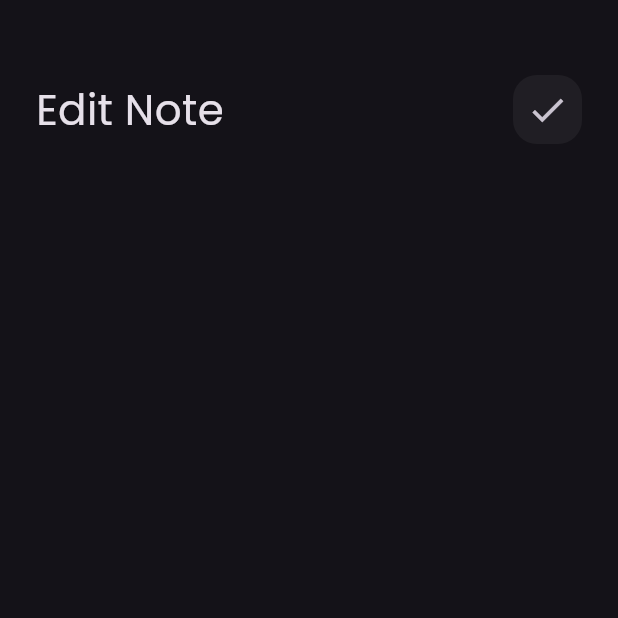
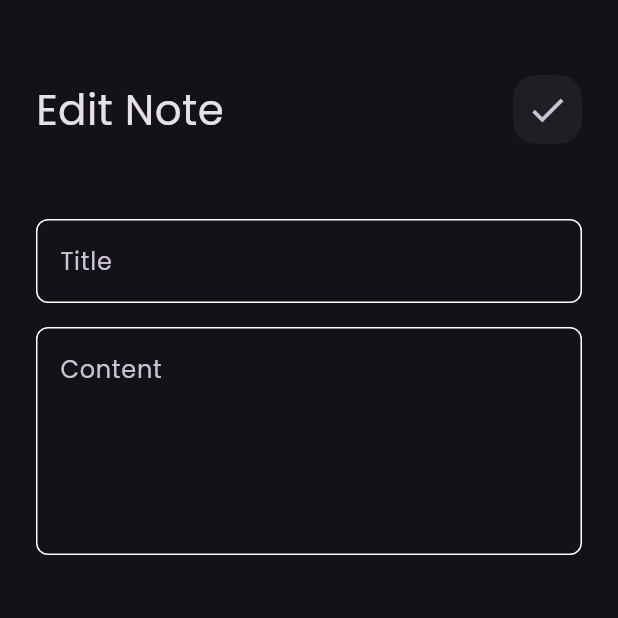
Before and after one commit to Yehia-Yehia1/notes_app, a Flutter app: the EditNoteView screen opened directly, on a phone screen of 412 x 824 dp, the top half of it. Run offline on Flutter 3.47's test engine with Material 3 defaults, Android fonts, the phone set to English and light mode, and no system bars.

Commit message:
edit note view UI done

```diff
--- a/app/lib/views/widgets/edit_view_body.dart
+++ b/app/lib/views/widgets/edit_view_body.dart
@@ -1,4 +1,5 @@
 import 'package:app/views/widgets/custom_app_bar.dart';
+import 'package:app/views/widgets/custom_text_field.dart';
 import 'package:flutter/cupertino.dart';
 import 'package:flutter/material.dart';
 
@@ -13,6 +14,10 @@ class EditNoteViewBody extends StatelessWidget {
         children: const [
           SizedBox(height: 50),
           CustomAppBar(title: 'Edit Note', icon: Icons.check),
+          SizedBox(height: 50),
+          CustomTextField(hint: 'Title'),
+          SizedBox(height: 16),
+          CustomTextField(hint: 'Content', maxLines: 5),
         ],
       ),
     );
```
